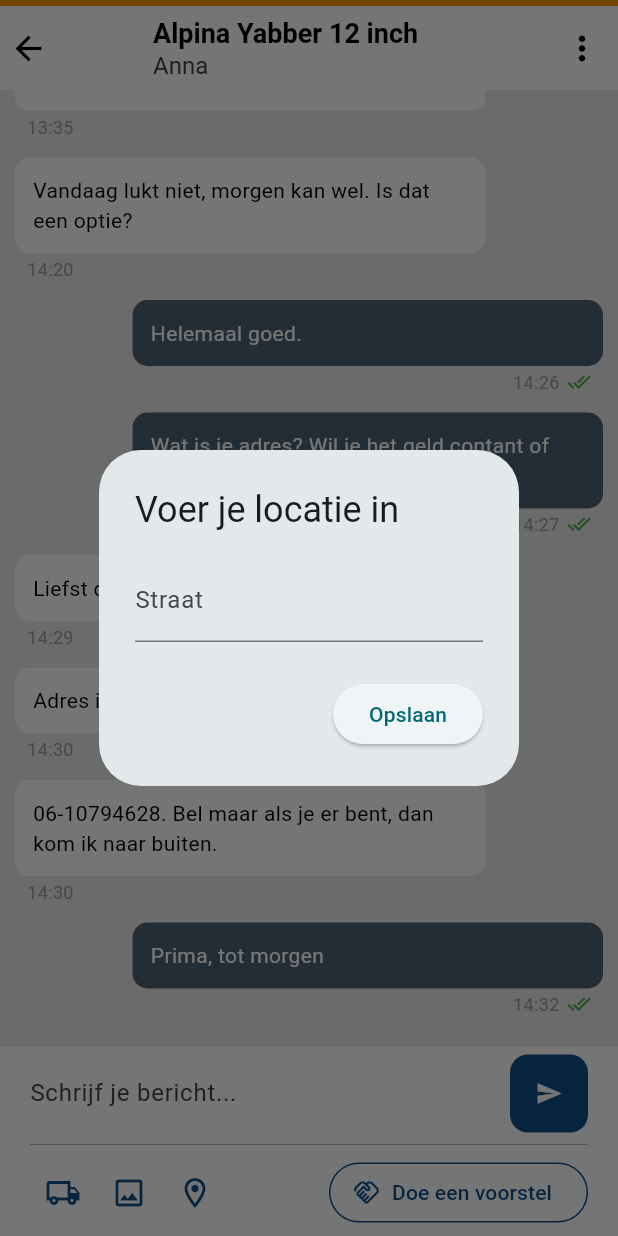
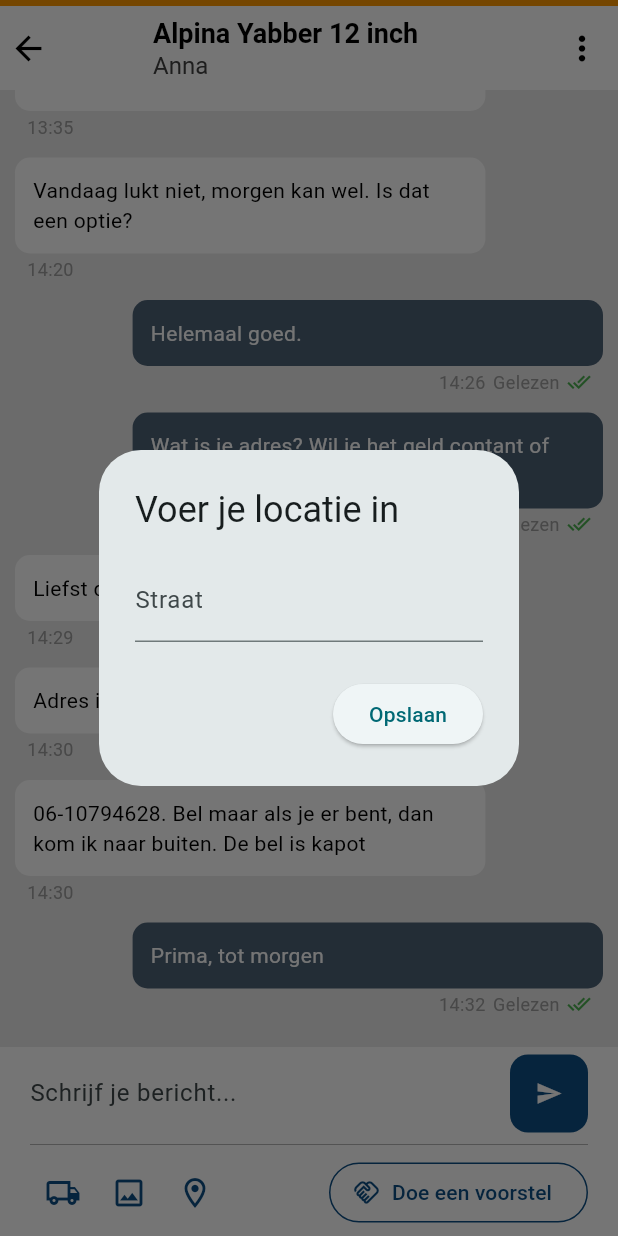
Before and after one commit to vonfoxie87/fake_mpchat, a Flutter app: the screen it shows after launch, on a phone screen of 412 x 824 dp. Run offline on Flutter 3.47's test engine with Material 3 defaults, Android fonts, the phone set to English and light mode, and no system bars.

Commit message:
add text

```diff
--- a/lib/main.dart
+++ b/lib/main.dart
@@ -3,6 +3,7 @@
 void main() {
   runApp(ChatApp());
 }
+
 
 class ChatApp extends StatelessWidget {
   @override
@@ -28,16 +29,84 @@
 
 class _ChatScreenState extends State<ChatScreen> {
   final ScrollController _scrollController = ScrollController();
-
+  String? _lastInsertedDate; // Houdt de laatste datum bij
   String _street = "";
 
   final TextEditingController _streetController = TextEditingController();
+  final TextEditingController _messageController = TextEditingController();
+
+  List<Map<String, dynamic>> messages = [];
 
   @override
   void initState() {
     super.initState();
 
     _streetController.text = _street;
+
+        messages = [
+      {
+        "text":
+            "Hallo Anna,\nIk ben heel geintresseerd in deze fiets en zou er graag €75 voor bieden. Mijn zoon is bijna 3 jaar en ongeveer een meter. Denk je dat hij nog even vooruit kan met deze fiets? Ik werk zelf in Delft dus dat is lekker in de buurt.\n\nGroetjes, \n\nStefan",
+        "isMe": true,
+        "time": "13:22",
+        "status": "gelezen"
+      },
+      {
+        "text":
+            "Ha Stefan,\n\nMijn zoon heeft deze week een nieuwe fiets gekregen, hij is ruim 4.5 jaar en heeft veel plezier van deze fiets gehad.\n\nHij zou nog langer met de fiets kunnen doen maar kreeg een fiets doorgeschoven uit de familie. Het stuur en zadel kunnen allebei omhoog gezet worden, dus zou zeker geen probleem moeten zijn.\n\n Anna",
+        "isMe": false,
+        "time": "13:31"
+      },
+      {
+        "text": "Oh super dat klinkt goed! Zou ik de fiets van je kunnen overnemen?",
+        "isMe": true,
+        "time": "13:34",
+        "status": "gelezen"
+      },
+      {
+        "text": "Ik zou eventueel vandaag na mn werk door kunnen rijden, werk tot 16:15u. Ik hoor het wel.",
+        "isMe": false,
+        "time": "13:35"
+      },
+      {
+        "text": "Vandaag lukt niet, morgen kan wel. Is dat een optie?",
+        "isMe": false,
+        "time": "14:20"
+      },
+      {
+        "text": "Helemaal goed.",
+        "isMe": true,
+        "time": "14:26",
+        "status": "gelezen"
+      },
+      {
+        "text": "Wat is je adres? Wil je het geld contant of kan het ook via een tikkie?",
+        "isMe": true,
+        "time": "14:27",
+        "status": "gelezen"
+      },
+      {
+        "text": "Liefst digitaal met een qr code",
+        "isMe": false,
+        "time": "14:29"
+      },
+      {
+        "text": "Adres is $_street",
+        "isMe": false,
+        "time": "14:30"
+      },
+      {
+        "text": "06-10794628. Bel maar als je er bent, dan kom ik naar buiten. De bel is kapot",
+        "isMe": false,
+        "time": "14:30"
+      },
+      {
+        "text": "Prima, tot morgen",
+        "isMe": true,
+        "time": "14:32",
+        "status": "gelezen"
+      },
+    ];
 
     WidgetsBinding.instance.addPostFrameCallback((_) {
       _scrollController.jumpTo(_scrollController.position.maxScrollExtent);
@@ -46,11 +115,61 @@
       _showLocationDialog();
     });
   }
+  void _sendMessage() {
+  final text = _messageController.text.trim();
+  if (text.isEmpty) return;
+
+  final now = DateTime.now();
+  final formattedTime ="${now.hour.toString().padLeft(2, '0')}:${now.minute.toString().padLeft(2, '0')}";
+  final months = [
+    '', // dummy zodat index 1 = januari
+    'januari',
+    'februari',
+    'maart',
+    'april',
+    'mei',
+    'juni',
+    'juli',
+    'augustus',
+    'september',
+    'oktober',
+    'november',
+    'december'
+  ];
+
+  final formattedDate = "${now.day} ${months[now.month]}";
+  print(formattedDate); // Bijvoorbeeld: 13 augustus
+
+  if (_lastInsertedDate != formattedDate) {
+    messages.add({
+      "text": formattedDate,
+      "isMe": false,
+      "time": "",
+      "status": "datum",
+    });
+    _lastInsertedDate = formattedDate; // Update de laatst ingevoegde datum
+  }
+  setState(() {
+
+    messages.add({
+      "text": text,
+      "isMe": true,
+      "time": formattedTime,
+      "status": "tijdelijk"
+    });
+    _messageController.clear();
+  });
+
+  // Scroll naar beneden zodat het nieuwe bericht zichtbaar is
+  WidgetsBinding.instance.addPostFrameCallback((_) {
+    _scrollController.jumpTo(_scrollController.position.maxScrollExtent);
+  });
+}
 
 Future<void> _showLocationDialog() async {
   await showDialog(
     context: context,
-    barrierDismissible: false, // gebruiker moet invullen
+    barrierDismissible: false,
     builder: (context) => AlertDialog(
       title: Text('Voer je locatie in'),
       content: Column(
@@ -59,10 +178,15 @@
           TextField(
             controller: _streetController,
             decoration: InputDecoration(labelText: 'Straat'),
-            textInputAction: TextInputAction.done, // maakt Enter -> 'Done' op mobiel
+            textInputAction: TextInputAction.done,
             onSubmitted: (_) {
               setState(() {
                 _street = _streetController.text.trim();
+                for (var msg in messages) {
+                if (msg["text"].toString().startsWith("Adres is")) {
+                  msg["text"] = "Adres is $_street";
+                }
+              }
               });
               Navigator.of(context).pop();
             },
@@ -74,6 +198,11 @@
           onPressed: () {
             setState(() {
               _street = _streetController.text.trim();
+              for (var msg in messages) {
+              if (msg["text"].toString().startsWith("Adres is")) {
+                msg["text"] = "Adres is $_street";
+              }
+              }
             });
             Navigator.of(context).pop();
           },
@@ -128,71 +257,6 @@
 
 @override
   Widget build(BuildContext context) {
-    final List<Map<String, dynamic>> messages = [
-      {
-        "text":
-            "Hallo Anna,\nIk ben heel geintresseerd in deze fiets en zou er graag €75 voor bieden. Mijn zoon is bijna 3 jaar en ongeveer een meter. Denk je dat hij nog even vooruit kan met deze fiets? Ik werk zelf in Delft dus dat is lekker in de buurt.\n\nGroetjes, \n\nStefan",
-        "isMe": true,
-        "time": "13:22",
-        "status": "gelezen"
-      },
-      {
-        "text":
-            "Ha Stefan,\n\nMijn zoon heeft deze week een nieuwe fiets gekregen, hij is ruim 4.5 jaar en heeft veel plezier van deze fiets gehad.\n\nHij zou nog langer met de fiets kunnen doen maar kreeg een fiets doorgeschoven uit de familie. Het stuur en zadel kunnen allebei omhoog gezet worden, dus zou zeker geen probleem moeten zijn.\n\n Anna",
-        "isMe": false,
-        "time": "13:31"
-      },
-      {
-        "text": "Oh super dat klinkt goed! Zou ik de fiets van je kunnen overnemen?",
-        "isMe": true,
-        "time": "13:34",
-        "status": "gelezen"
-      },
-      {
-        "text": "Ik zou eventueel vandaag na mn werk door kunnen rijden, werk tot 16:15u. Ik hoor het wel.",
-        "isMe": false,
-        "time": "13:35"
-      },
-      {
-        "text": "Vandaag lukt niet, morgen kan wel. Is dat een optie?",
-        "isMe": false,
-        "time": "14:20"
-      },
-      {
-        "text": "Helemaal goed.",
-        "isMe": true,
-        "time": "14:26",
-        "status": "gelezen"
-      },
-      {
-        "text": "Wat is je adres? Wil je het geld contant of kan het ook via een tikkie?",
-        "isMe": true,
-        "time": "14:27",
-        "status": "gelezen"
-      },
-      {
-        "text": "Liefst digitaal met een qr code",
-        "isMe": false,
-        "time": "14:29"
-      },
-      {
-        "text": "Adres is $_street",
-        "isMe": false,
-        "time": "14:30"
-      },
-      {
-        "text": "06-10794628. Bel maar als je er bent, dan kom ik naar buiten.",
-        "isMe": false,
-        "time": "14:30"
-      },
-      {
-        "text": "Prima, tot morgen",
-        "isMe": true,
-        "time": "14:32",
-        "status": "gelezen"
-      },
-    ];
-
     return WillPopScope(
       onWillPop: _onWillPop,
       child: Column(
@@ -250,6 +314,21 @@
                 padding: EdgeInsets.all(10),
                 itemCount: messages.length,
                 itemBuilder: (context, index) {
+                  final message = messages[index];
+                  if (message['status'] == 'datum') {
+                    return Padding(
+                      padding: const EdgeInsets.symmetric(vertical: 8.0),
+                      child: Center(
+                        child: Text(
+                          message['text'],
+                          style: TextStyle(
+                            color: const Color.fromARGB(255, 77, 77, 77),
+                            fontSize: 12,
+                          ),
+                        ),
+                      ),
+                    );
+                  }
                   bool isMe = messages[index]['isMe'] ?? false;
                   String status = messages[index]['status'] ?? "verzonden";
                   Color checkColor = status == "gelezen" ? Colors.green : Colors.grey;
@@ -288,6 +367,13 @@
                                 messages[index]['time'],
                                 style: TextStyle(fontSize: 12, color: Colors.grey),
                               ),
+                              if (isMe && status == "gelezen") ...[
+                                SizedBox(width: 5),
+                                Text(
+                                  "Gelezen",
+                                  style: TextStyle(fontSize: 12, color: Colors.grey),
+                                ),
+                              ],
                               if (isMe) ...[
                                 SizedBox(width: 5),
                                 Icon(Icons.done_all, color: checkColor, size: 16),
@@ -310,10 +396,13 @@
                     children: [
                       Expanded(
                         child: TextField(
+                          controller: _messageController,
                           decoration: InputDecoration(
                             hintText: "Schrijf je bericht...",
                             border: InputBorder.none,
                           ),
+                          textInputAction: TextInputAction.send, // toont "Send" op toetsenbord
+                          onSubmitted: (_) => _sendMessage(), // Enter verstuurt bericht
                         ),
                       ),
                       Container(
@@ -324,7 +413,7 @@
                         ),
                         child: IconButton(
                           icon: Icon(Icons.send_sharp, size: 18, color: Colors.white),
-                          onPressed: () {},
+                          onPressed: _sendMessage,
                           padding: EdgeInsets.all(8),
                           constraints: BoxConstraints(),
                         ),
```
Also changed, not shown: pubspec.lock, 2 other files.
